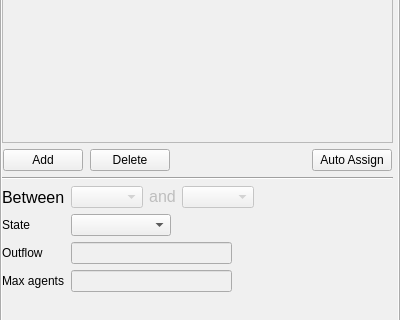
Above: forms/roomwidget.ui from JuPedSim/jpseditor before the change; both pictures show x 0 to 400 and y 195 to 515 of the 400 by 600 pixel window. Below: the same form after it.
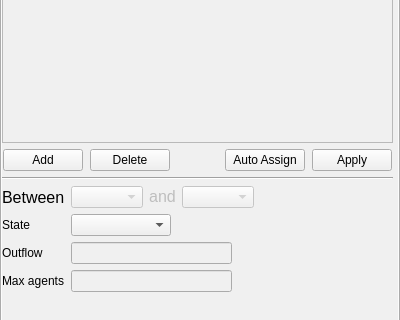
That is the form after the change.

```diff
--- a/forms/roomwidget.ui
+++ b/forms/roomwidget.ui
@@ -383,6 +383,13 @@
          </property>
         </widget>
        </item>
+       <item>
+        <widget class="QPushButton" name="pushButton_apply">
+         <property name="text">
+          <string>Apply</string>
+         </property>
+        </widget>
+       </item>
       </layout>
      </item>
      <item>
```
Left out of the diff: 2 changed lines with no effect on the pictures.
